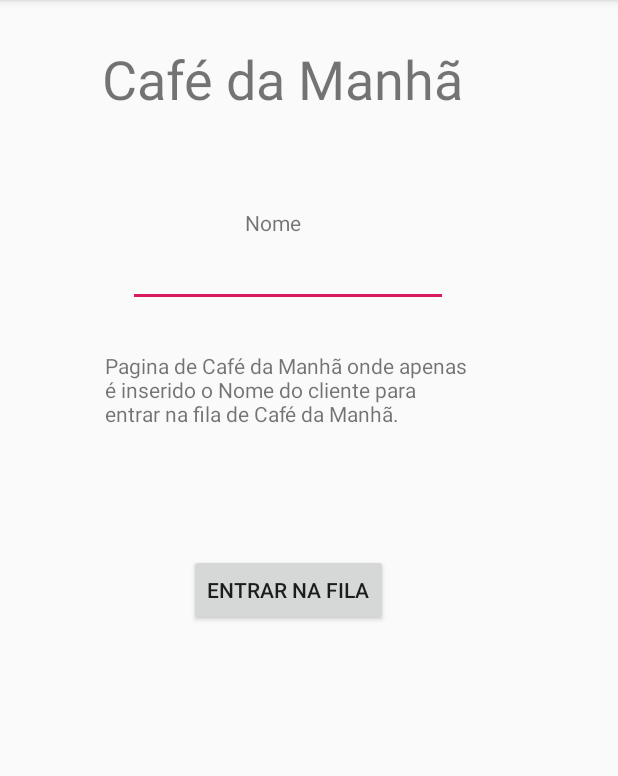
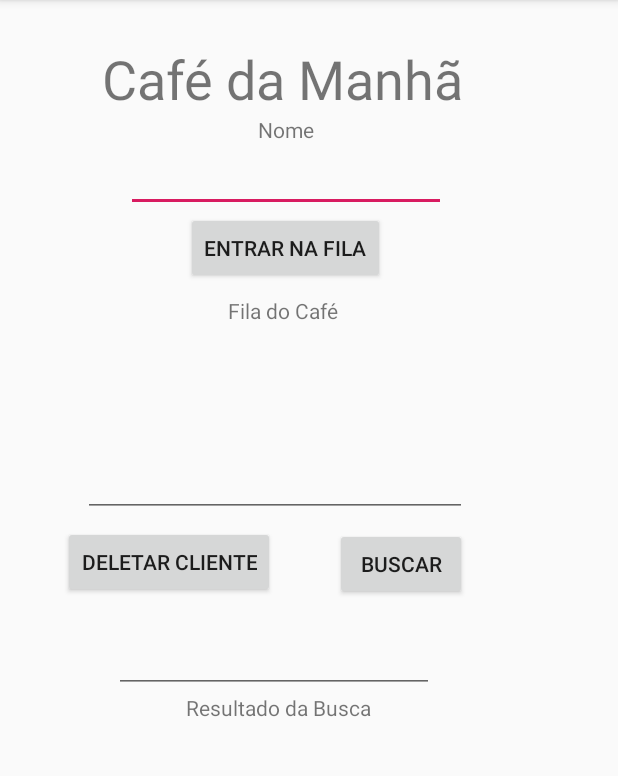
Before and after one commit to FilipiLuvatos/Hotel-CC4652, an Android app: the cafe_da_manha screen opened directly, with no data from a screen before it, on a phone screen of 412 x 824 dp, the part 84-860 px from its top. Run offline under Robolectric (Android 15) with nearby library versions, the phone set to English and light mode, and no system bars.

Commit message:
Fase 4.1 Café da manha completo(Fila)

```diff
--- a/HotelCC4652DP/app/src/main/java/br/com/filipi/hotelcc4652dp/cafe_da_manha.java
+++ b/HotelCC4652DP/app/src/main/java/br/com/filipi/hotelcc4652dp/cafe_da_manha.java
@@ -2,14 +2,115 @@ package br.com.filipi.hotelcc4652dp;
 
 import android.os.Bundle;
 import android.support.v7.app.AppCompatActivity;
+import android.view.View;
+import android.widget.Button;
+import android.widget.EditText;
 
 public class cafe_da_manha extends AppCompatActivity {
+
+    EditText ed12,ed22,ed18;
+    Button B4,B7,B8;
+    Fila f = new Fila(100);
+
 
     @Override
     protected void onCreate(Bundle savedInstanceState) {
         super.onCreate(savedInstanceState);
         setContentView(R.layout.cafe_da_manha);
 
+        ed12 = (EditText)findViewById(R.id.editText12);
+        ed18 = (EditText)findViewById(R.id.editText18);
+        ed22 = (EditText)findViewById(R.id.editText19);
+        B4 = (Button)findViewById(R.id.button4);
+        B7 = (Button)findViewById(R.id.button7);
+        B8 = (Button)findViewById(R.id.button8);
+
+        B4.setOnClickListener(new View.OnClickListener() {
+            @Override
+            public void onClick(View v) {
+                String aux;
+
+                aux = ed12.getText().toString();
+
+                f.insereNome(aux);
+
+            }
+
+        });
+
+        B7.setOnClickListener(new View.OnClickListener() {
+            @Override
+            public void onClick(View v) {
+                f.removeNome();;
+            }
+        });
+
+        B8.setOnClickListener(new View.OnClickListener() {
+            @Override
+            public void onClick(View v) {
+                String aux2;
+                aux2 = ed18.getText().toString();
+                f.pesquisaFila(aux2);
+            }
+        });
+
+    }
+
+    public class Fila {
+        private String[]alunos;
+        private int fimFila;
+
+        public Fila(int tamFila){
+            this.alunos = new String[tamFila];
+            fimFila = -1;
+        }
+        public void insereNome(String nome) {
+            if (fimFila == alunos.length - 1){
+                System.out.println("Não Inserido Fila esta cheia");
+
+            }else{
+                fimFila++;
+                alunos[fimFila] = nome;
+
+            }
+        }
+        public void removeNome(){
+            if(fimFila < 0 ){
+                System.out.println("Não Removido Fila esta vazia");
+            }else{
+                alunos[0] = null;
+                for( int x = 0 ; x < fimFila;x++){
+                    alunos[x] = alunos[x+1];
+                }
+                alunos[fimFila] = null;
+                --fimFila;
+            }
+        }
+
+        public void imprimeFila(){
+            System.out.println("\nTamanho maxima da Fila: " + alunos.length + "\nFim da Fila: " + (fimFila + 1));
+            for(int x = 0; x < alunos.length; x++){
+                System.out.println("Item [" + ( x + 1 ) + "] = " + alunos[x]);
+            }
+        }
+
+        public void pesquisaFila(String nome){
+            boolean n = true;
+            for( int x=0; x <alunos.length; x++){
+                if(alunos[x] != nome){
+                    n = true;
+                }
+
+                else{
+                    System.out.println("Encontrado item: [" + (x+1) + "] = " + alunos[x] );
+                    break;
+                }
+            }
+            if(n == false){
+                System.out.println("Este intem não está na Fila");
+            }
+        }
+
     }
 
 }
--- a/HotelCC4652DP/app/src/main/res/layout/cafe_da_manha.xml
+++ b/HotelCC4652DP/app/src/main/res/layout/cafe_da_manha.xml
@@ -1,6 +1,5 @@
 <?xml version="1.0" encoding="utf-8"?>
-<android.support.constraint.ConstraintLayout
-    xmlns:android="http://schemas.android.com/apk/res/android"
+<android.support.constraint.ConstraintLayout xmlns:android="http://schemas.android.com/apk/res/android"
     xmlns:app="http://schemas.android.com/apk/res-auto"
     xmlns:tools="http://schemas.android.com/tools"
     android:layout_width="match_parent"
@@ -22,44 +21,96 @@
         android:id="@+id/editText12"
         android:layout_width="wrap_content"
         android:layout_height="wrap_content"
-        android:layout_marginStart="85dp"
-        android:layout_marginLeft="85dp"
-        android:layout_marginTop="1dp"
+        android:layout_marginStart="84dp"
+        android:layout_marginLeft="84dp"
         android:ems="10"
         android:inputType="textPersonName"
         app:layout_constraintStart_toStartOf="parent"
         app:layout_constraintTop_toBottomOf="@+id/textView23" />
 
-    <TextView
-        android:id="@+id/textView22"
-        android:layout_width="245dp"
-        android:layout_height="81dp"
-        android:layout_marginStart="70dp"
-        android:layout_marginLeft="70dp"
-        android:layout_marginTop="29dp"
-        android:text="Pagina de Café da Manhã onde apenas é inserido o Nome do cliente para entrar na fila de Café da Manhã."
-        app:layout_constraintStart_toStartOf="parent"
-        app:layout_constraintTop_toBottomOf="@+id/editText12" />
-
     <Button
         android:id="@+id/button4"
         android:layout_width="wrap_content"
         android:layout_height="wrap_content"
-        android:layout_marginStart="126dp"
-        android:layout_marginLeft="126dp"
-        android:layout_marginTop="54dp"
+        android:layout_marginStart="124dp"
+        android:layout_marginLeft="124dp"
         android:text="Entrar na Fila"
         app:layout_constraintStart_toStartOf="parent"
-        app:layout_constraintTop_toBottomOf="@+id/textView22" />
+        app:layout_constraintTop_toBottomOf="@+id/editText12" />
 
     <TextView
         android:id="@+id/textView23"
         android:layout_width="wrap_content"
         android:layout_height="wrap_content"
-        android:layout_marginStart="163dp"
-        android:layout_marginLeft="163dp"
-        android:layout_marginTop="62dp"
+        android:layout_marginStart="172dp"
+        android:layout_marginLeft="172dp"
         android:text="Nome"
         app:layout_constraintStart_toStartOf="parent"
         app:layout_constraintTop_toBottomOf="@+id/textView21" />
+
+    <TextView
+        android:id="@+id/textView30"
+        android:layout_width="wrap_content"
+        android:layout_height="wrap_content"
+        android:layout_marginStart="152dp"
+        android:layout_marginLeft="152dp"
+        android:layout_marginTop="8dp"
+        android:text="Fila do Café"
+        app:layout_constraintStart_toStartOf="parent"
+        app:layout_constraintTop_toBottomOf="@+id/button4" />
+
+    <Button
+        android:id="@+id/button7"
+        android:layout_width="wrap_content"
+        android:layout_height="wrap_content"
+        android:layout_marginStart="42dp"
+        android:layout_marginLeft="42dp"
+        android:layout_marginTop="6dp"
+        android:text="Deletar Cliente"
+        app:layout_constraintStart_toStartOf="parent"
+        app:layout_constraintTop_toBottomOf="@+id/editText19" />
+
+    <Button
+        android:id="@+id/button8"
+        android:layout_width="wrap_content"
+        android:layout_height="wrap_content"
+        android:layout_marginStart="40dp"
+        android:layout_marginLeft="40dp"
+        android:layout_marginTop="7dp"
+        android:text="Buscar"
+        app:layout_constraintStart_toEndOf="@+id/button7"
+        app:layout_constraintTop_toBottomOf="@+id/editText19" />
+
+    <EditText
+        android:id="@+id/editText18"
+        android:layout_width="wrap_content"
+        android:layout_height="wrap_content"
+        android:layout_marginStart="76dp"
+        android:layout_marginLeft="76dp"
+        android:layout_marginTop="18dp"
+        android:ems="10"
+        android:inputType="textPersonName"
+        app:layout_constraintStart_toStartOf="parent"
+        app:layout_constraintTop_toBottomOf="@+id/button7" />
+
+    <TextView
+        android:id="@+id/textView31"
+        android:layout_width="wrap_content"
+        android:layout_height="wrap_content"
+        android:layout_marginStart="124dp"
+        android:layout_marginLeft="124dp"
+        android:text="Resultado da Busca"
+        app:layout_constraintStart_toStartOf="parent"
+        app:layout_constraintTop_toBottomOf="@+id/editText18" />
+
+    <EditText
+        android:id="@+id/editText19"
+        android:layout_width="256dp"
+        android:layout_height="128dp"
+        android:layout_marginStart="55dp"
+        android:layout_marginLeft="55dp"
+        android:ems="10"
+        android:inputType="textMultiLine"
+        app:layout_constraintStart_toStartOf="parent"
+        app:layout_constraintTop_toBottomOf="@+id/textView30" />
 </android.support.constraint.ConstraintLayout>
```
